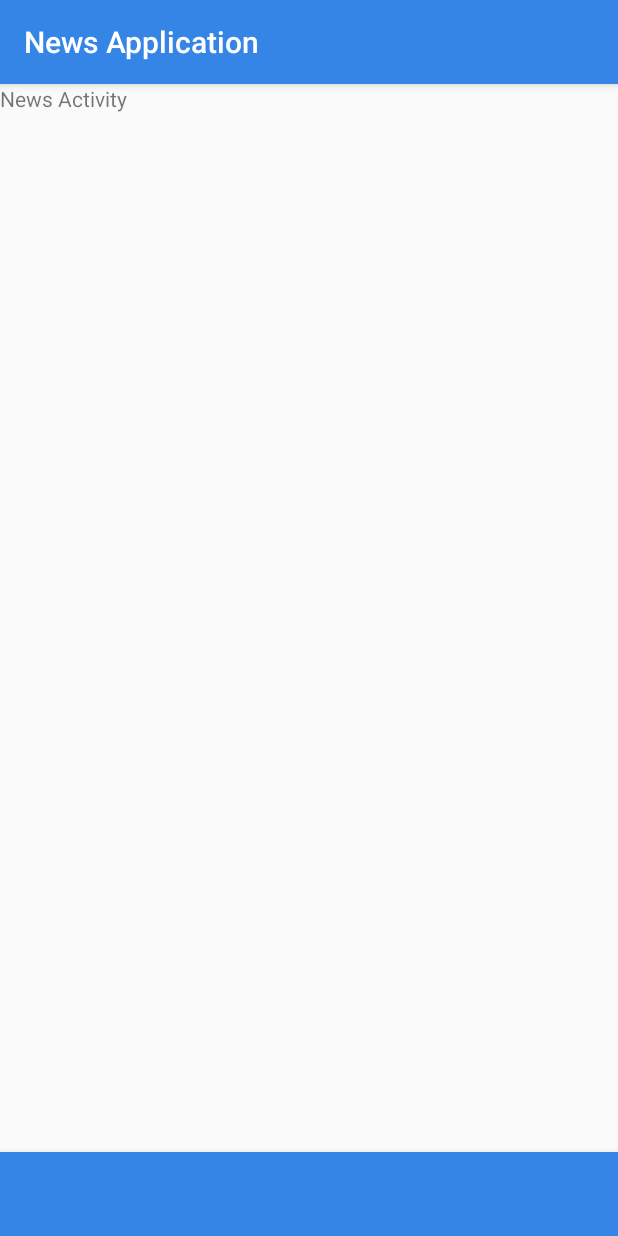
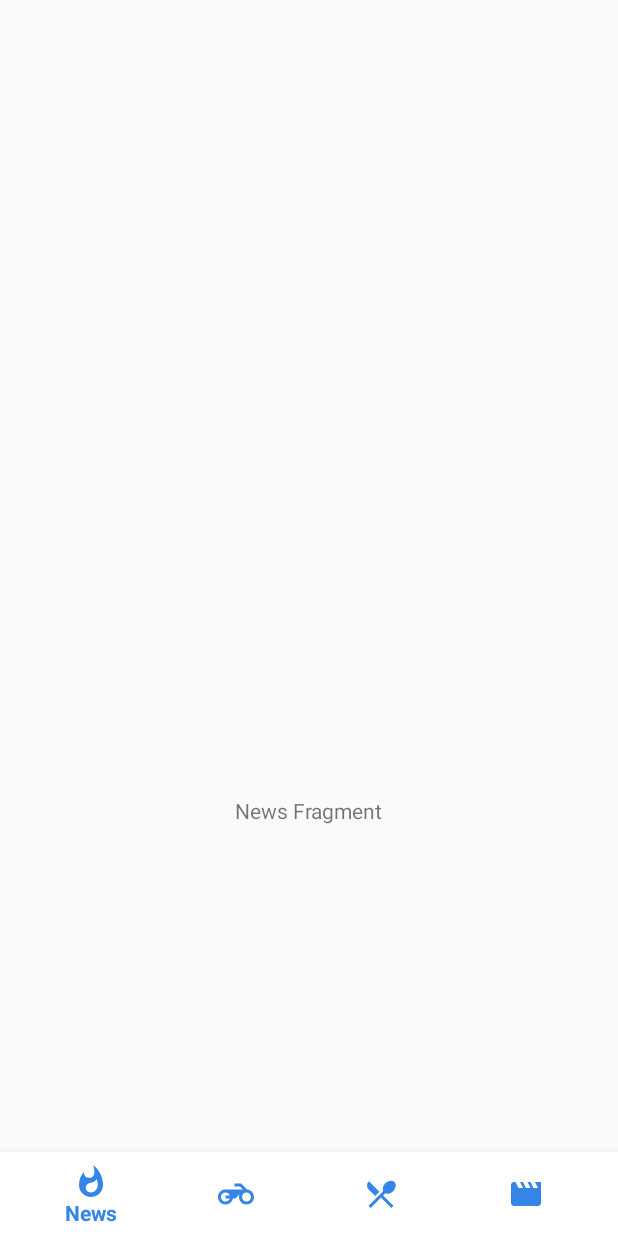
Before and after one commit to FredDominant/LMS-News-Application, an Android app: the screen it shows after launch (NewsActivity), on a phone screen of 412 x 824 dp. Run offline under Robolectric (Android 15) with nearby library versions, the phone set to English and light mode, and no system bars; our stand-ins replace data binding; libraries missing offline, so code that uses them is left out: com.jakewharton.retrofit2, kotlinx.coroutines.experimental; 1 statement that could not run was skipped.

Commit message:
add fragments

```diff
--- a/app/build.gradle
+++ b/app/build.gradle
@@ -42,6 +42,7 @@ dependencies {
     implementation "com.squareup.retrofit2:retrofit:$retrofitVersion"
     implementation "com.squareup.retrofit2:converter-gson:$retrofitVersion"
     implementation "android.arch.lifecycle:extensions:1.1.1"
+    implementation 'com.android.support:support-v4:28.0.0'
     kapt "android.arch.lifecycle:compiler:1.1.1"
     implementation "com.squareup.okhttp3:logging-interceptor:$loggingInterceptor"
     testImplementation 'junit:junit:4.12'
--- /dev/null
+++ b/app/src/main/java/com/noblemajesty/newsapplication/views/NewsFragment.kt
@@ -0,0 +1,25 @@
+package com.noblemajesty.newsapplication.views
+
+
+import android.os.Bundle
+import android.support.v4.app.Fragment
+import android.view.LayoutInflater
+import android.view.View
+import android.view.ViewGroup
+
+import com.noblemajesty.newsapplication.R
+
+
+/**
+ * A simple [Fragment] subclass.
+ *
+ */
+class NewsFragment : Fragment() {
+
+    override fun onCreateView(inflater: LayoutInflater, container: ViewGroup?,
+                              savedInstanceState: Bundle?): View? {
+        // Inflate the layout for this fragment
+        return inflater.inflate(R.layout.fragment_news, container, false)
+    }
+
+}
--- /dev/null
+++ b/app/src/main/res/drawable/bottom_navigation_state.xml
@@ -0,0 +1,5 @@
+<?xml version="1.0" encoding="utf-8"?>
+<selector xmlns:android="http://schemas.android.com/apk/res/android">
+  <item android:color="#3585e7" android:state_enabled="true"/>
+  <item android:color="#3585e7" android:state_enabled="false"/>
+</selector>
--- /dev/null
+++ b/app/src/main/res/drawable/ic_local_dining_black.xml
@@ -0,0 +1,5 @@
+<vector android:height="24dp" android:tint="#FFFFFF"
+    android:viewportHeight="24.0" android:viewportWidth="24.0"
+    android:width="24dp" xmlns:android="http://schemas.android.com/apk/res/android">
+    <path android:fillColor="#FF000000" android:pathData="M8.1,13.34l2.83,-2.83L3.91,3.5c-1.56,1.56 -1.56,4.09 0,5.66l4.19,4.18zM14.88,11.53c1.53,0.71 3.68,0.21 5.27,-1.38 1.91,-1.91 2.28,-4.65 0.81,-6.12 -1.46,-1.46 -4.2,-1.1 -6.12,0.81 -1.59,1.59 -2.09,3.74 -1.38,5.27L3.7,19.87l1.41,1.41L12,14.41l6.88,6.88 1.41,-1.41L13.41,13l1.47,-1.47z"/>
+</vector>
--- /dev/null
+++ b/app/src/main/res/drawable/ic_motorcycle_black_24dp.xml
@@ -0,0 +1,5 @@
+<vector android:height="24dp" android:tint="#FFFFFF"
+    android:viewportHeight="24.0" android:viewportWidth="24.0"
+    android:width="24dp" xmlns:android="http://schemas.android.com/apk/res/android">
+    <path android:fillColor="#FF000000" android:pathData="M19.44,9.03L15.41,5H11v2h3.59l2,2H5c-2.8,0 -5,2.2 -5,5s2.2,5 5,5c2.46,0 4.45,-1.69 4.9,-4h1.65l2.77,-2.77c-0.21,0.54 -0.32,1.14 -0.32,1.77 0,2.8 2.2,5 5,5s5,-2.2 5,-5c0,-2.65 -1.97,-4.77 -4.56,-4.97zM7.82,15C7.4,16.15 6.28,17 5,17c-1.63,0 -3,-1.37 -3,-3s1.37,-3 3,-3c1.28,0 2.4,0.85 2.82,2H5v2h2.82zM19,17c-1.66,0 -3,-1.34 -3,-3s1.34,-3 3,-3 3,1.34 3,3 -1.34,3 -3,3z"/>
+</vector>
--- /dev/null
+++ b/app/src/main/res/drawable/ic_movie_black_24dp.xml
@@ -0,0 +1,5 @@
+<vector android:height="24dp" android:tint="#FFFFFF"
+    android:viewportHeight="24.0" android:viewportWidth="24.0"
+    android:width="24dp" xmlns:android="http://schemas.android.com/apk/res/android">
+    <path android:fillColor="#FF000000" android:pathData="M18,4l2,4h-3l-2,-4h-2l2,4h-3l-2,-4H8l2,4H7L5,4H4c-1.1,0 -1.99,0.9 -1.99,2L2,18c0,1.1 0.9,2 2,2h16c1.1,0 2,-0.9 2,-2V4h-4z"/>
+</vector>
--- /dev/null
+++ b/app/src/main/res/drawable/ic_whatshot.xml
@@ -0,0 +1,5 @@
+<vector android:height="24dp" android:tint="#FFFFFF"
+    android:viewportHeight="24.0" android:viewportWidth="24.0"
+    android:width="24dp" xmlns:android="http://schemas.android.com/apk/res/android">
+    <path android:fillColor="#FF000000" android:pathData="M13.5,0.67s0.74,2.65 0.74,4.8c0,2.06 -1.35,3.73 -3.41,3.73 -2.07,0 -3.63,-1.67 -3.63,-3.73l0.03,-0.36C5.21,7.51 4,10.62 4,14c0,4.42 3.58,8 8,8s8,-3.58 8,-8C20,8.61 17.41,3.8 13.5,0.67zM11.71,19c-1.78,0 -3.22,-1.4 -3.22,-3.14 0,-1.62 1.05,-2.76 2.81,-3.12 1.77,-0.36 3.6,-1.21 4.62,-2.58 0.39,1.29 0.59,2.65 0.59,4.04 0,2.65 -2.15,4.8 -4.8,4.8z"/>
+</vector>
--- a/app/src/main/res/layout/activity_news.xml
+++ b/app/src/main/res/layout/activity_news.xml
@@ -1,7 +1,7 @@
 <?xml version="1.0" encoding="utf-8"?>
 <layout xmlns:android="http://schemas.android.com/apk/res/android"
+  xmlns:app="http://schemas.android.com/apk/res-auto"
   xmlns:tools="http://schemas.android.com/tools"
-  xmlns:app="http://schemas.android.com/apk/res-auto"
   tools:context=".views.NewsActivity">
   <data>
 
@@ -11,12 +11,22 @@
     android:layout_width="match_parent"
     android:layout_height="match_parent">
 
-    <TextView
-      android:layout_width="wrap_content"
-      android:layout_height="wrap_content"
-      android:text="News Activity"/>
+    <FrameLayout
+      android:id="@+id/fragmentContainer"
+      android:layout_width="match_parent"
+      android:layout_height="455dp"
+      app:layout_constraintBottom_toTopOf="@+id/bottomNavigationBar"
+      app:layout_constraintEnd_toEndOf="parent"
+      app:layout_constraintHorizontal_bias="0.0"
+      app:layout_constraintStart_toStartOf="parent"
+      app:layout_constraintTop_toTopOf="parent"
+      app:layout_constraintVertical_bias="1.0"/>
 
     <android.support.design.widget.BottomNavigationView
+      android:id="@+id/bottomNavigationBar"
+      app:menu="@menu/bottom_navigation"
+      app:itemTextColor="@drawable/bottom_navigation_state"
+      app:itemIconTint="@drawable/bottom_navigation_state"
       android:layout_width="match_parent"
       android:layout_height="wrap_content"
       android:background="@color/colorPrimary"
--- /dev/null
+++ b/app/src/main/res/layout/fragment_news.xml
@@ -0,0 +1,27 @@
+<?xml version="1.0" encoding="utf-8"?>
+<layout xmlns:android="http://schemas.android.com/apk/res/android"
+  xmlns:app="http://schemas.android.com/apk/res-auto"
+  xmlns:tools="http://schemas.android.com/tools"
+  tools:context=".views.NewsFragment">
+  <data>
+
+  </data>
+
+  <android.support.constraint.ConstraintLayout
+    android:layout_width="match_parent"
+    android:layout_height="match_parent">
+    <TextView
+      android:layout_width="wrap_content"
+      android:layout_height="wrap_content"
+      android:layout_marginTop="8dp"
+      android:layout_marginBottom="8dp"
+      android:layout_marginStart="8dp"
+      android:layout_marginEnd="8dp"
+      android:text="News Fragment"
+      app:layout_constraintBottom_toBottomOf="parent"
+      app:layout_constraintEnd_toEndOf="parent"
+      app:layout_constraintStart_toStartOf="parent"
+      app:layout_constraintTop_toTopOf="parent"/>
+  </android.support.constraint.ConstraintLayout>
+
+</layout>
--- /dev/null
+++ b/app/src/main/res/menu/bottom_navigation.xml
@@ -0,0 +1,33 @@
+<?xml version="1.0" encoding="utf-8"?>
+<menu xmlns:android="http://schemas.android.com/apk/res/android"
+  xmlns:app="http://schemas.android.com/apk/res-auto">
+
+  <item
+    android:title="News"
+    android:id="@+id/news"
+    android:enabled="true"
+    android:icon="@drawable/ic_whatshot"
+    app:showAsAction="ifRoom"/>
+
+  <item
+    android:title="Sports"
+    android:id="@+id/sports"
+    android:enabled="true"
+    android:icon="@drawable/ic_motorcycle_black_24dp"
+    app:showAsAction="ifRoom"/>
+
+  <item
+    android:title="Food"
+    android:id="@+id/food"
+    android:icon="@drawable/ic_local_dining_black"
+    android:enabled="true"
+    app:showAsAction="ifRoom"/>
+
+  <item
+    android:title="Movies"
+    android:id="@+id/movies"
+    android:enabled="true"
+    android:icon="@drawable/ic_movie_black_24dp"
+    app:showAsAction="ifRoom"/>
+
+</menu>
--- a/app/src/main/res/values/colors.xml
+++ b/app/src/main/res/values/colors.xml
@@ -1,6 +1,6 @@
 <?xml version="1.0" encoding="utf-8"?>
 <resources>
-  <color name="colorPrimary">#3585e7</color>
-  <color name="colorPrimaryDark">#3808e7</color>
+  <color name="colorPrimary">#FFF</color>
+  <color name="colorPrimaryDark">#FFF</color>
   <color name="colorAccent">#D81B60</color>
 </resources>
--- a/app/src/main/res/values/strings.xml
+++ b/app/src/main/res/values/strings.xml
@@ -1,3 +1,6 @@
 <resources>
   <string name="app_name">News Application</string>
+
+  <!-- TODO: Remove or change this placeholder text -->
+  <string name="hello_blank_fragment">Hello blank fragment</string>
 </resources>
--- a/app/src/main/res/values/styles.xml
+++ b/app/src/main/res/values/styles.xml
@@ -1,7 +1,7 @@
 <resources>
 
   <!-- Base application theme. -->
-  <style name="AppTheme" parent="Theme.AppCompat.Light.DarkActionBar">
+  <style name="AppTheme" parent="Theme.AppCompat.Light.NoActionBar">
     <!-- Customize your theme here. -->
     <item name="colorPrimary">@color/colorPrimary</item>
     <item name="colorPrimaryDark">@color/colorPrimaryDark</item>
```
Also changed, not shown: app/src/main/java/com/noblemajesty/newsapplication/views/FoodFragment.kt (added, +23 -0 lines), app/src/main/java/com/noblemajesty/newsapplication/views/MoviesFragment.kt (added, +24 -0 lines), app/src/main/java/com/noblemajesty/newsapplication/views/NewsActivity.kt (+40 -1 lines), app/src/main/java/com/noblemajesty/newsapplication/views/SportsFragment.kt (added, +25 -0 lines), app/src/main/res/layout/fragment_food.xml (added, +24 -0 lines), app/src/main/res/layout/fragment_movies.xml (added, +24 -0 lines), app/src/main/res/layout/fragment_sports.xml (added, +24 -0 lines), 1 other file.
